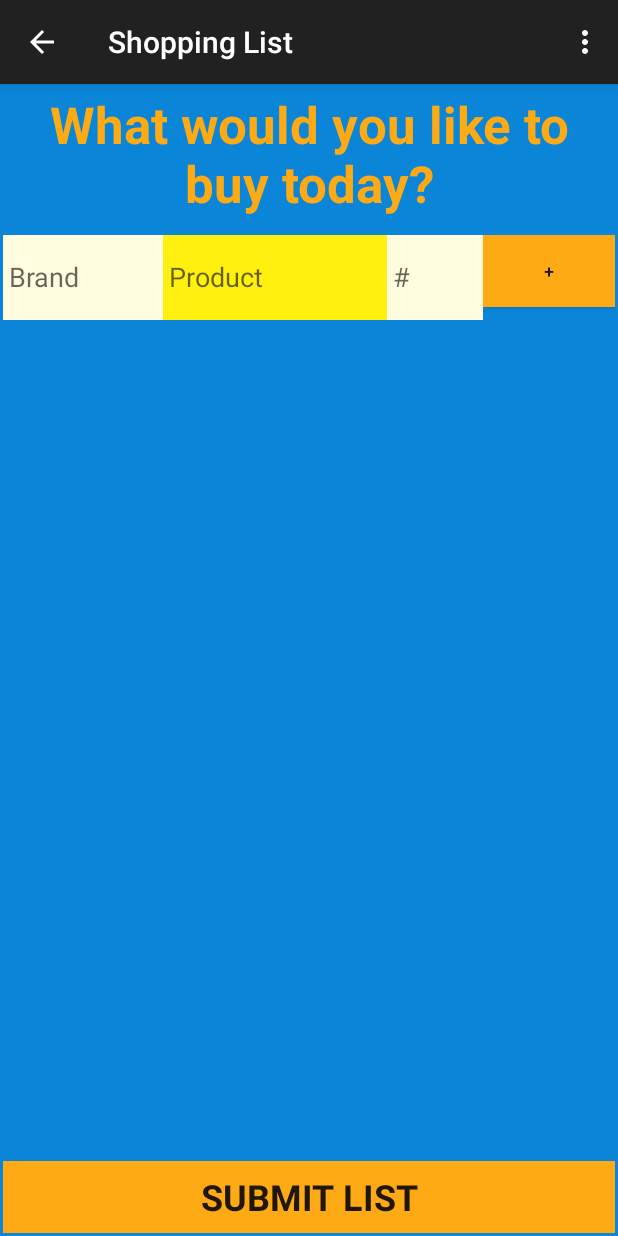
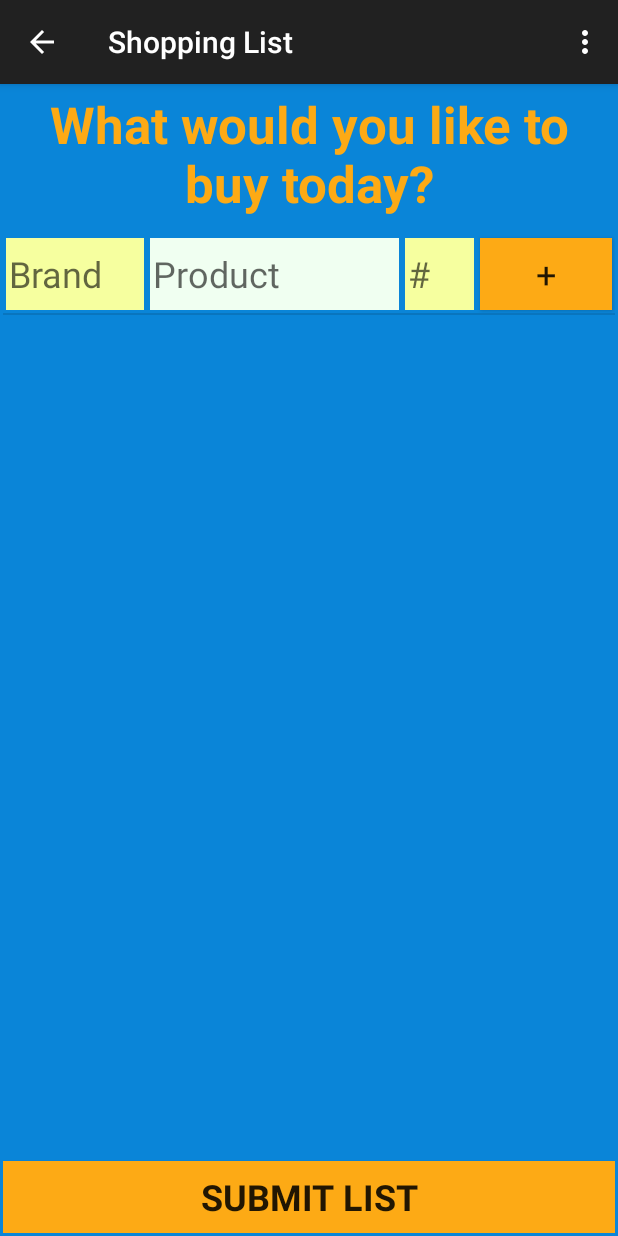
Before and after one commit to shamor/BarGrocery, an Android app: the ShoppingList screen opened directly, with no data from a screen before it, on a phone screen of 412 x 824 dp. Run offline under Robolectric (Android 15) with nearby library versions, the phone set to English and light mode, and no system bars.

Commit message:
Working with listview

```diff
--- a/BarGrocery/app/build.gradle
+++ b/BarGrocery/app/build.gradle
@@ -22,4 +22,5 @@ android {
 dependencies {
     compile fileTree(dir: 'libs', include: ['*.jar'])
     compile 'com.android.support:appcompat-v7:21.0.3'
+    compile 'com.android.support:recyclerview-v7:21.0.+'
 }
--- a/BarGrocery/app/src/main/java/com/project/sam/bargrocery/MainActivity.java
+++ b/BarGrocery/app/src/main/java/com/project/sam/bargrocery/MainActivity.java
@@ -8,6 +8,7 @@ import android.view.View;
 import android.widget.Button;
 import android.widget.Toast;
 import android.content.Intent;
+
 
 
 public class MainActivity extends Activity {
--- /dev/null
+++ b/BarGrocery/app/src/main/java/com/project/sam/bargrocery/MyListAdapter.java
@@ -0,0 +1,51 @@
+package com.project.sam.bargrocery;
+
+import android.app.Activity;
+import android.content.Context;
+import android.view.LayoutInflater;
+import android.view.View;
+import android.view.ViewGroup;
+import android.widget.ArrayAdapter;
+import android.widget.Button;
+import android.widget.EditText;
+
+import java.util.List;
+
+/**
+ * Created by sam on 2/24/2015.
+ */
+public class MyListAdapter extends ArrayAdapter {
+
+    private int layoutResourceId;
+    private Context context;
+
+    public MyListAdapter(Context context, int layoutResourceId) {
+        super(context, layoutResourceId);
+        this.layoutResourceId = layoutResourceId;
+        this.context = context;
+    }
+
+    @Override
+    public View getView(int position, View convertView, ViewGroup parent) {
+        View row = convertView;
+        MyHolder holder = null;
+        LayoutInflater inflater = ((Activity) context).getLayoutInflater();
+        row = inflater.inflate(layoutResourceId, parent, false);
+
+        holder = new MyHolder();
+        holder.brand = (EditText)row.findViewById(R.id.brandET);
+        holder.product = (EditText)row.findViewById(R.id.productET);
+        holder.quant = (EditText)row.findViewById(R.id.numET);
+        holder.addbtn = (Button)row.findViewById(R.id.addBtn);
+
+        row.setTag(holder);
+        return row;
+    }
+
+    public static class MyHolder {
+        EditText brand;
+        EditText product;
+        EditText quant;
+        Button addbtn;
+    }
+}
--- a/BarGrocery/app/src/main/java/com/project/sam/bargrocery/ShoppingList.java
+++ b/BarGrocery/app/src/main/java/com/project/sam/bargrocery/ShoppingList.java
@@ -1,5 +1,7 @@
 package com.project.sam.bargrocery;
 
+import android.app.Activity;
+import android.content.Context;
 import android.content.Intent;
 import android.database.DataSetObserver;
 import android.graphics.Color;
@@ -11,6 +13,7 @@ import android.view.MenuItem;
 import android.view.View;
 import android.view.ViewGroup;
 import android.widget.AbsListView;
+import android.widget.ArrayAdapter;
 import android.widget.Button;
 import android.widget.EditText;
 import android.widget.LinearLayout;
@@ -25,7 +28,8 @@ import java.util.List;
 
 
 public class ShoppingList extends ActionBarActivity {
-List<EditText> editTexts = new ArrayList<EditText>();
+    List<EditText> editTexts = new ArrayList<EditText>();
+    private  MyListAdapter adapter;
 
     @Override
     protected void onCreate(Bundle savedInstanceState) {
@@ -33,7 +37,12 @@ List<EditText> editTexts = new ArrayList<EditText>();
         setContentView(R.layout.activity_shopping_list);
 
         //View Variables
-        //ScrollView sv = (ScrollView) findViewById(R.id.scrollView);
+        adapter = new MyListAdapter(this, R.layout.custom_list_activity);
+        ListView lv = (ListView) findViewById(R.id.listView);
+        lv.setAdapter(adapter);
+
+        adapter.add(editTexts);
+
 
         Button submitButton = (Button) findViewById(R.id.submitBtn);
 
@@ -50,19 +59,23 @@ List<EditText> editTexts = new ArrayList<EditText>();
 
 
     }//onCreate()
+    public void addRowhandler(View v){
+        adapter.add(editTexts);
+    }
 
     public void addRow(int id) {
-
+/*
         RelativeLayout rl = (RelativeLayout)findViewById(R.id.relativeLayout);
         RelativeLayout.LayoutParams newParams = new RelativeLayout.LayoutParams(
                 RelativeLayout.LayoutParams.WRAP_CONTENT,
                 RelativeLayout.LayoutParams.WRAP_CONTENT);
         EditText brand = new EditText(this);
+        brand.setEms(5);
+        brand.setHeight(96);
         brand.setHint("Brand");
-        brand.setEms(5);
-        brand.setHeight(85);
+        newParams.setMargins(0,0,6,12);
         brand.setBackgroundColor(Color.parseColor("#fffffce0"));
-       /**/ if(id!=1) {
+      if(id!=1) {
             newParams.addRule(RelativeLayout.BELOW, id-4);
         }
         brand.setLayoutParams(newParams);
@@ -75,10 +88,11 @@ List<EditText> editTexts = new ArrayList<EditText>();
         EditText product = new EditText(this);
         product.setHint("Product");
         product.setEms(7);
-        product.setHeight(85);
+        product.setHeight(96);
         product.setBackgroundColor(Color.parseColor("#fffff00f"));
+        newParams0.setMargins(0,0,6,12);
         newParams0.addRule(RelativeLayout.RIGHT_OF,id);
-       /* */if(id!=1) {
+       if(id!=1) {
             newParams0.addRule(RelativeLayout.BELOW, id-3);
         }
         product.setLayoutParams(newParams0);
@@ -91,11 +105,12 @@ List<EditText> editTexts = new ArrayList<EditText>();
                 RelativeLayout.LayoutParams.WRAP_CONTENT);
         EditText quant = new EditText(this);
         quant.setHint("#");
-        quant.setEms(3);
-        quant.setHeight(85);
+        quant.setEms(2);
+        quant.setHeight(96);
         quant.setBackgroundColor(Color.parseColor("#fffffce0"));
+        newParams1.setMargins(0,0,6,12);
         newParams1.addRule(RelativeLayout.RIGHT_OF,id+1);
-       /**/ if(id!=1) {
+        if(id!=1) {
             newParams1.addRule(RelativeLayout.BELOW, id-2);
         }
         quant.setLayoutParams(newParams1);
@@ -108,12 +123,11 @@ List<EditText> editTexts = new ArrayList<EditText>();
 
         Button addButton = new Button(this);
         addButton.setText("+");
-        addButton.setTextSize(12);
-        //addButton.setMaxHeight(50);
-       // addButton.setMaxWidth(50);
+        addButton.setTextSize(20);
         addButton.setBackgroundColor(Color.parseColor("#fffdaa15"));
+        newParams2.setMargins(0,0,6,12);
         newParams2.addRule(RelativeLayout.RIGHT_OF,id+2);
-       /**/ if(id!=1) {
+        if(id!=1) {
             newParams2.addRule(RelativeLayout.BELOW, id-1);
         }
         addButton.setLayoutParams(newParams2);
@@ -126,7 +140,7 @@ List<EditText> editTexts = new ArrayList<EditText>();
             public void onClick(View v){
                     addRow(id2+4);
             }
-        });
+        });*/
     }//addRow(int id)
 
     @Override
--- a/BarGrocery/app/src/main/res/layout/activity_shopping_list.xml
+++ b/BarGrocery/app/src/main/res/layout/activity_shopping_list.xml
@@ -49,18 +49,17 @@
         android:textAlignment="center"
         android:textSize="24dp"
         android:textStyle="bold"
-        android:typeface="sans" />
+        android:typeface="sans"
+        android:layout_marginTop="5dp" />
 
-    <RelativeLayout
-        android:layout_width="fill_parent"
-        android:layout_height="fill_parent"
+    <ListView
+        android:layout_width="wrap_content"
+        android:layout_height="wrap_content"
+        android:id="@+id/listView"
         android:layout_below="@+id/shoplistText"
         android:layout_alignParentLeft="true"
         android:layout_alignParentStart="true"
-        android:layout_above="@+id/submitBtn"
-        android:id="@+id/relativeLayout">
-
-    </RelativeLayout>
+        android:layout_above="@+id/submitBtn" />
 
 
 </RelativeLayout>
--- a/BarGrocery/app/src/main/res/layout/custom_list_activity.xml
+++ b/BarGrocery/app/src/main/res/layout/custom_list_activity.xml
@@ -1,13 +1,13 @@
 <?xml version="1.0" encoding="utf-8"?>
 
 
-    <TableRow xmlns:android="http://schemas.android.com/apk/res/android"
-        android:layout_width="fill_parent"
-        android:layout_height="fill_parent"
+    <LinearLayout xmlns:android="http://schemas.android.com/apk/res/android"
+        android:layout_width="wrap_content"
+        android:layout_height="wrap_content"
         android:baselineAligned="true"
         android:orientation="horizontal"
-        android:id="@+id/tableRow1">
-        android:background="#ff0a85d8">
+        android:id="@+id/ListLayout">
+
 
         <EditText
             android:layout_width="wrap_content"
@@ -19,12 +19,11 @@
             android:textColor="#ff000000"
             android:textSize="24dp"
             android:typeface="sans"
-            android:layout_column="0"
             android:layout_weight="2"
             android:padding="2dp"
             android:focusable="true"
             android:ems="4"
-            android:layout_marginRight="2dp" />
+            android:layout_margin="2dp" />
 
         <EditText
             android:layout_width="wrap_content"
@@ -36,12 +35,11 @@
             android:typeface="sans"
             android:textColor="#ff000000"
             android:textSize="24dp"
-            android:layout_column="1"
             android:layout_weight="3"
             android:padding="2dp"
             android:focusable="true"
             android:ems="7"
-            android:layout_marginRight="2dp" />
+            android:layout_margin="2dp" />
 
         <EditText
             android:layout_width="wrap_content"
@@ -52,13 +50,12 @@
             android:textColor="#ff000000"
             android:typeface="sans"
             android:textSize="24dp"
-            android:layout_column="2"
             android:layout_weight="1"
             android:padding="2dp"
             android:focusable="true"
             android:nestedScrollingEnabled="true"
             android:ems="2"
-            android:layout_marginRight="2dp" />
+            android:layout_margin="2dp" />
 
         <Button
             android:layout_width="wrap_content"
@@ -69,7 +66,10 @@
             android:textAlignment="center"
             android:textSize="24dp"
             android:typeface="sans"
-            android:padding="2dp" />
+            android:padding="2dp"
+            android:layout_margin="2dp"
+            android:onClick="addRowhandler"
+        />
 
 
-    </TableRow>
+    </LinearLayout>
```
Also changed, not shown: 1 other file.
